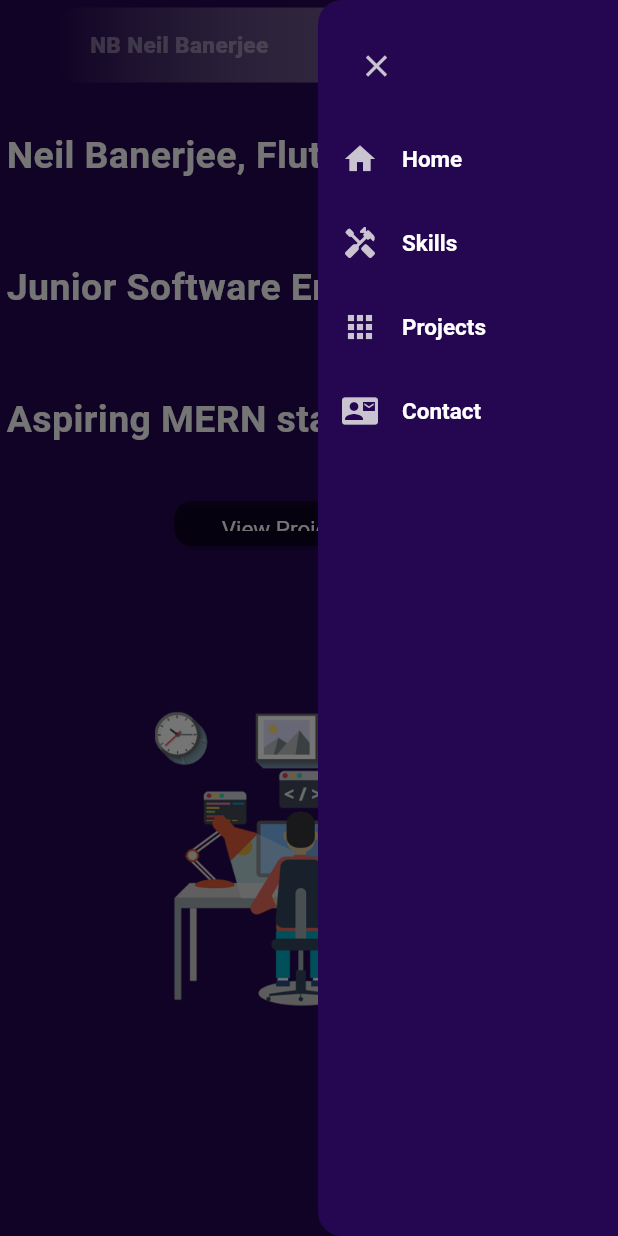
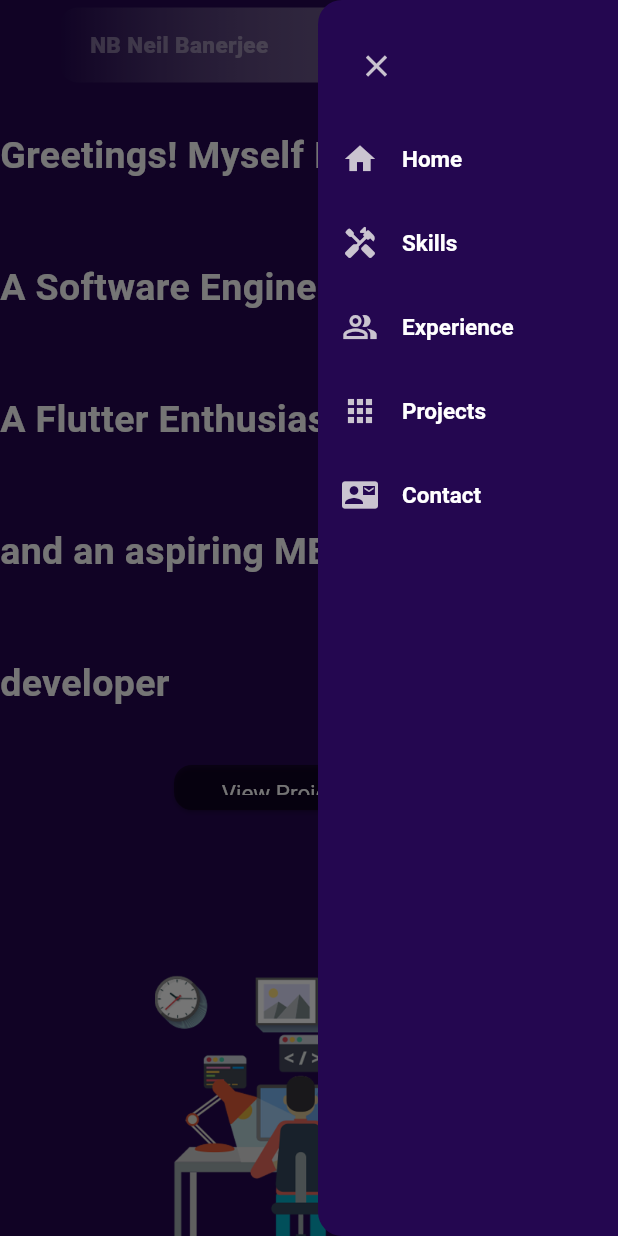
Before and after one commit to NeilBanerjee2002/my_portfolio, a Flutter app: the screen it shows after launch, with the side drawer open, on a phone screen of 412 x 824 dp. Run offline on Flutter 3.47's test engine with Material 3 defaults, Android fonts, the phone set to English and light mode, and no system bars.

Commit message:
new experience category added

```diff
--- a/lib/constants/navtitles.dart
+++ b/lib/constants/navtitles.dart
@@ -4,6 +4,7 @@ import 'package:flutter/material.dart';
 List<String> navTitles = [
   "Home",
   "Skills",
+  "Experience",
   "Projects",
   "Contact"
 ];
@@ -11,6 +12,7 @@ List<String> navTitles = [
 List<IconData> navIcons = [
   Icons.home,
   Icons.handyman_rounded,
+  Icons.people_alt_outlined,
   Icons.apps,
   Icons.quick_contacts_mail
 ];
--- a/lib/constants/skill_items.dart
+++ b/lib/constants/skill_items.dart
@@ -41,5 +41,9 @@ const List<Map> skillItems = [
   {
     "img": "images/GitHub.png",
     "title": "GitHub",
+  },
+  {
+    "img": "images/C++.png",
+    "title": "C++",
   }
 ];
--- a/lib/pages/home_page.dart
+++ b/lib/pages/home_page.dart
@@ -5,6 +5,7 @@ import 'package:flutter/rendering.dart';
 import 'package:flutter/widgets.dart';
 import 'package:portfolio/constants/colors.dart';
 import 'package:portfolio/constants/skill_items.dart';
+import 'package:portfolio/widgets/Experience_Desktop.dart';
 import 'package:portfolio/widgets/drawer_mobile.dart';
 import 'package:portfolio/widgets/main_desktop.dart';
 import 'package:portfolio/widgets/main_mobile.dart';
@@ -68,7 +69,31 @@ class _HomePageState extends State<HomePage> {
                     if(constraints.maxWidth > KMinSize)
                       const SkillsDesktop()
                     else
-                      const SkillsMobile()
+                      const SkillsMobile(),
+                  ],
+                ),
+              ),
+            ),
+            Container(
+              height: MediaQuery.of(context).size.height,
+              padding: EdgeInsets.fromLTRB(25, 20, 25, 60),
+              width: MediaQuery.of(context).size.width,
+              color: Colors.brown,
+              child: SingleChildScrollView(
+                child: Column(
+                  children: [
+                    Text(
+                      "Experiences",
+                      style: TextStyle(
+                          fontSize: 24,
+                          fontWeight: FontWeight.bold,
+                          color: Colors.white),
+                    ),
+                    SizedBox(height: 50,),
+                    if(constraints.maxWidth > KMinSize)
+                      const ExperienceDesktop()
+                    else
+                      const SkillsMobile(),
                   ],
                 ),
               ),
--- a/lib/widgets/drawer_mobile.dart
+++ b/lib/widgets/drawer_mobile.dart
@@ -22,7 +22,7 @@ class DrawerMobile extends StatelessWidget {
             for(int i=0; i<navIcons.length; i++)
               ListTile(
                 leading: Icon(navIcons[i]),
-                title: Text(navTitles[i]),
+                title: Text(navTitles[i], style: TextStyle(color: Colors.white),),
                 titleTextStyle: TextStyle(fontWeight: FontWeight.w600, fontSize: 15,),
               )
           ]
--- a/lib/widgets/main_desktop.dart
+++ b/lib/widgets/main_desktop.dart
@@ -18,8 +18,8 @@ class MainDesktop extends StatelessWidget {
                 crossAxisAlignment: CrossAxisAlignment.start,
                 children: [
                   Text(
-                    "Neil Banerjee, Flutter Enthusiast,\nJunior Software Engineer at Zimyo,"
-                    "\nAspiring MERN stack developer",
+                    "Greetings! Myself Neil Banerjee, \nA Software Engineer at Zimyo,\nA Flutter Enthusiast"
+                        "\nand an aspiring MERN stack developer",
                     style: TextStyle(
                         fontWeight: FontWeight.bold,
                         fontSize: 25,
--- a/lib/widgets/main_mobile.dart
+++ b/lib/widgets/main_mobile.dart
@@ -10,6 +10,7 @@ class MainMobile extends StatelessWidget {
     return Container(
       height: MediaQuery.of(context).size.height,
       constraints: const BoxConstraints(minHeight: 560),
+      child: SingleChildScrollView(
         child: Column(
           children: [
             ShaderMask(
@@ -23,8 +24,8 @@ class MainMobile extends StatelessWidget {
             ),
             //Intro text
             const Text(
-            "Neil Banerjee, Flutter Enthusiast,\nJunior Software Engineer at Zimyo,"
-                "\nAspiring MERN stack developer",
+              "Greetings! Myself Neil Banerjee, \nA Software Engineer at Zimyo,\nA Flutter Enthusiast"
+                  "\nand an aspiring MERN stack developer",
               style: TextStyle(
                   fontWeight: FontWeight.bold,
                   fontSize: 25,
@@ -65,6 +66,7 @@ class MainMobile extends StatelessWidget {
             ),
           ],
         ),
+      ),
     );
   }
 }
```
Also changed, not shown: lib/widgets/Experience_Desktop.dart (added, +17 -0 lines), lib/widgets/skills_desktop.dart (+18 -5 lines), images/C++.png (added). Lines whose indentation alone changed are shown as unchanged.
